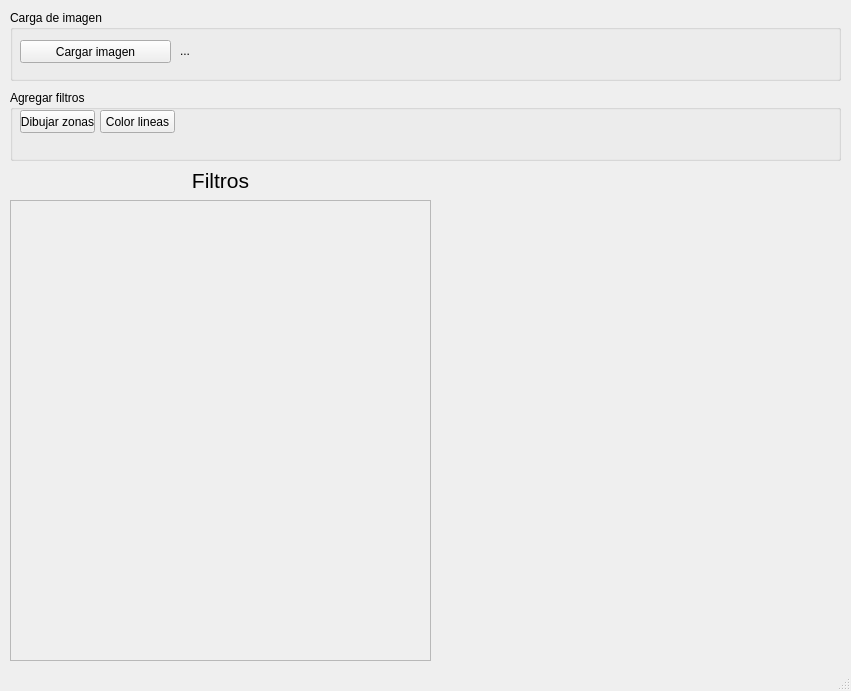
esmendozac/Parking_App, file ParkingManager/QTGraphicInterfaces/DynamicMainInterface.ui: the form before one commit.
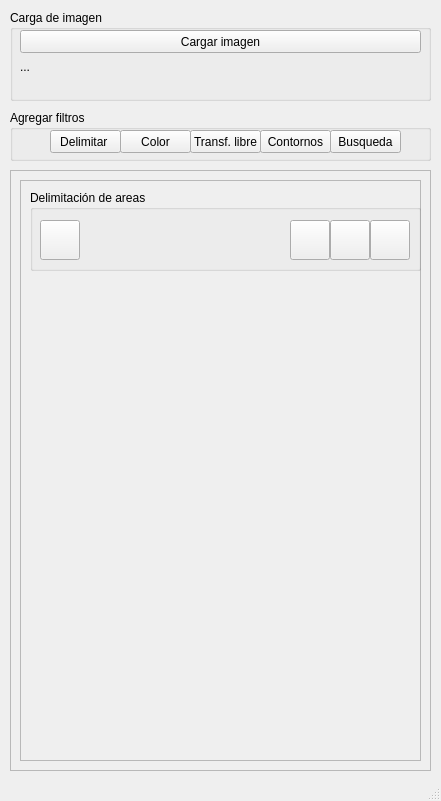
The form after the commit. Icons and pictures are not drawn.

Commit message:
Mejora en la creación de filtros, se comienza a delegar la responsabilidad de procesamiento a la clase filtro y se quita del modelo de imagen.
Creación de interface para los filtros, con el fin de garantizar la funcionalidad base

Mejora el tratamiento de las excepciones

What changed in the file:
```diff
--- a/ParkingManager/QTGraphicInterfaces/DynamicMainInterface.ui
+++ b/ParkingManager/QTGraphicInterfaces/DynamicMainInterface.ui
@@ -6,8 +6,8 @@
    <rect>
     <x>0</x>
     <y>0</y>
-    <width>851</width>
-    <height>691</height>
+    <width>441</width>
+    <height>801</height>
    </rect>
   </property>
   <property name="windowTitle">
@@ -19,8 +19,8 @@
      <rect>
       <x>10</x>
       <y>10</y>
-      <width>831</width>
-      <height>71</height>
+      <width>421</width>
+      <height>91</height>
      </rect>
     </property>
     <property name="title">
@@ -30,8 +30,8 @@
      <property name="geometry">
       <rect>
        <x>10</x>
-       <y>30</y>
-       <width>151</width>
+       <y>20</y>
+       <width>401</width>
        <height>23</height>
       </rect>
      </property>
@@ -42,24 +42,27 @@
     <widget class="QLabel" name="lbl_load_image">
      <property name="geometry">
       <rect>
-       <x>170</x>
-       <y>30</y>
-       <width>601</width>
-       <height>21</height>
+       <x>10</x>
+       <y>50</y>
+       <width>391</width>
+       <height>31</height>
       </rect>
      </property>
      <property name="text">
       <string>...</string>
      </property>
+     <property name="alignment">
+      <set>Qt::AlignLeading|Qt::AlignLeft|Qt::AlignTop</set>
+     </property>
     </widget>
    </widget>
    <widget class="QScrollArea" name="scrollArea_filters">
     <property name="geometry">
      <rect>
       <x>10</x>
-      <y>200</y>
+      <y>170</y>
       <width>421</width>
-      <height>461</height>
+      <height>601</height>
      </rect>
     </property>
     <property name="widgetResizable">
@@ -74,19 +77,201 @@
        <x>0</x>
        <y>0</y>
        <width>419</width>
-       <height>459</height>
+       <height>599</height>
       </rect>
      </property>
-     <layout class="QGridLayout" name="gridLayout"/>
+     <layout class="QGridLayout" name="gridLayout">
+      <item row="0" column="0">
+       <widget class="QFrame" name="da_frame">
+        <property name="enabled">
+         <bool>true</bool>
+        </property>
+        <property name="frameShape">
+         <enum>QFrame::StyledPanel</enum>
+        </property>
+        <property name="frameShadow">
+         <enum>QFrame::Raised</enum>
+        </property>
+        <widget class="QGroupBox" name="da_group">
+         <property name="geometry">
+          <rect>
+           <x>10</x>
+           <y>10</y>
+           <width>391</width>
+           <height>81</height>
+          </rect>
+         </property>
+         <property name="title">
+          <string>Delimitación de areas</string>
+         </property>
+         <widget class="QPushButton" name="da_btn_clear">
+          <property name="geometry">
+           <rect>
+            <x>300</x>
+            <y>30</y>
+            <width>40</width>
+            <height>40</height>
+           </rect>
+          </property>
+          <property name="minimumSize">
+           <size>
+            <width>40</width>
+            <height>40</height>
+           </size>
+          </property>
+          <property name="maximumSize">
+           <size>
+            <width>40</width>
+            <height>40</height>
+           </size>
+          </property>
+          <property name="toolTip">
+           <string>&lt;html&gt;&lt;head/&gt;&lt;body&gt;&lt;p&gt;Limpiar&lt;/p&gt;&lt;/body&gt;&lt;/html&gt;</string>
+          </property>
+          <property name="text">
+           <string/>
+          </property>
+          <property name="icon">
+           <iconset>
+            <normaloff>../icons/limpiar.png</normaloff>../icons/limpiar.png</iconset>
+          </property>
+          <property name="iconSize">
+           <size>
+            <width>32</width>
+            <height>32</height>
+           </size>
+          </property>
+         </widget>
+         <widget class="QPushButton" name="da_btn_coordinates">
+          <property name="geometry">
+           <rect>
+            <x>10</x>
+            <y>30</y>
+            <width>40</width>
+            <height>40</height>
+           </rect>
+          </property>
+          <property name="minimumSize">
+           <size>
+            <width>40</width>
+            <height>40</height>
+           </size>
+          </property>
+          <property name="maximumSize">
+           <size>
+            <width>40</width>
+            <height>40</height>
+           </size>
+          </property>
+          <property name="toolTip">
+           <string>&lt;html&gt;&lt;head/&gt;&lt;body&gt;&lt;p&gt;Dibujar coordenadas&lt;/p&gt;&lt;/body&gt;&lt;/html&gt;</string>
+          </property>
+          <property name="styleSheet">
+           <string notr="true">border-color: rgb(255, 85, 0);</string>
+          </property>
+          <property name="text">
+           <string/>
+          </property>
+          <property name="icon">
+           <iconset>
+            <normaloff>../icons/coordenadas.png</normaloff>../icons/coordenadas.png</iconset>
+          </property>
+          <property name="iconSize">
+           <size>
+            <width>36</width>
+            <height>36</height>
+           </size>
+          </property>
+         </widget>
+         <widget class="QPushButton" name="da_btn_view">
+          <property name="geometry">
+           <rect>
+            <x>260</x>
+            <y>30</y>
+            <width>40</width>
+            <height>40</height>
+           </rect>
+          </property>
+          <property name="minimumSize">
+           <size>
+            <width>40</width>
+            <height>40</height>
+           </size>
+          </property>
+          <property name="maximumSize">
+           <size>
+            <width>40</width>
+            <height>40</height>
+           </size>
+          </property>
+          <property name="toolTip">
+           <string>&lt;html&gt;&lt;head/&gt;&lt;body&gt;&lt;p&gt;Ver imagen&lt;/p&gt;&lt;/body&gt;&lt;/html&gt;</string>
+          </property>
+          <property name="text">
+           <string/>
+          </property>
+          <property name="icon">
+           <iconset>
+            <normaloff>../icons/ver.png</normaloff>../icons/ver.png</iconset>
+          </property>
+          <property name="iconSize">
+           <size>
+            <width>32</width>
+            <height>32</height>
+           </size>
+          </property>
+         </widget>
+         <widget class="QPushButton" name="da_btn_delete">
+          <property name="geometry">
+           <rect>
+            <x>340</x>
+            <y>30</y>
+            <width>40</width>
+            <height>40</height>
+           </rect>
+          </property>
+          <property name="minimumSize">
+           <size>
+            <width>40</width>
+            <height>40</height>
+           </size>
+          </property>
+          <property name="maximumSize">
+           <size>
+            <width>40</width>
+            <height>40</height>
+           </size>
+          </property>
+          <property name="toolTip">
+           <string>&lt;html&gt;&lt;head/&gt;&lt;body&gt;&lt;p&gt;Limpiar&lt;/p&gt;&lt;/body&gt;&lt;/html&gt;</string>
+          </property>
+          <property name="text">
+           <string/>
+          </property>
+          <property name="icon">
+           <iconset>
+            <normaloff>../icons/eliminar.png</normaloff>../icons/eliminar.png</iconset>
+          </property>
+          <property name="iconSize">
+           <size>
+            <width>32</width>
+            <height>32</height>
+           </size>
+          </property>
+         </widget>
+        </widget>
+       </widget>
+      </item>
+     </layout>
     </widget>
    </widget>
    <widget class="QGroupBox" name="gbr_add_filter">
     <property name="geometry">
      <rect>
       <x>10</x>
-      <y>90</y>
-      <width>831</width>
-      <height>71</height>
+      <y>110</y>
+      <width>421</width>
+      <height>51</height>
      </rect>
     </property>
     <property name="title">
@@ -98,52 +283,68 @@
     <widget class="QPushButton" name="btn_draw_zones">
      <property name="geometry">
       <rect>
-       <x>10</x>
+       <x>40</x>
        <y>20</y>
-       <width>75</width>
+       <width>71</width>
        <height>23</height>
       </rect>
      </property>
      <property name="text">
-      <string>Dibujar zonas</string>
+      <string>Delimitar </string>
      </property>
     </widget>
     <widget class="QPushButton" name="btn_color_lines">
      <property name="geometry">
       <rect>
-       <x>90</x>
+       <x>110</x>
        <y>20</y>
-       <width>75</width>
+       <width>71</width>
        <height>23</height>
       </rect>
      </property>
      <property name="text">
-      <string>Color lineas</string>
+      <string>Color</string>
      </property>
     </widget>
-   </widget>
-   <widget class="QLabel" name="lbl_filters">
-    <property name="geometry">
-     <rect>
-      <x>160</x>
-      <y>170</y>
-      <width>121</width>
-      <height>21</height>
-     </rect>
-    </property>
-    <property name="font">
-     <font>
-      <pointsize>16</pointsize>
-      <weight>50</weight>
-      <bold>false</bold>
-     </font>
-    </property>
-    <property name="text">
-     <string>Filtros</string>
-    </property>
-    <property name="alignment">
-     <set>Qt::AlignCenter</set>
-    </property>
+    <widget class="QPushButton" name="btn_transformation">
+     <property name="geometry">
+      <rect>
+       <x>180</x>
+       <y>20</y>
+       <width>71</width>
+       <height>23</height>
+      </rect>
+     </property>
+     <property name="text">
+      <string>Transf. libre</string>
+     </property>
+    </widget>
+    <widget class="QPushButton" name="btn_contours">
+     <property name="geometry">
+      <rect>
+       <x>250</x>
+       <y>20</y>
+       <width>71</width>
+       <height>23</height>
+      </rect>
+     </property>
+     <property name="text">
+      <string>Contornos</string>
+     </property>
+    </widget>
+    <widget class="QPushButton" name="btn_search">
+     <property name="geometry">
+      <rect>
+       <x>320</x>
+       <y>20</y>
+       <width>71</width>
+       <height>23</height>
+      </rect>
+     </property>
+     <property name="text">
+      <string>Busqueda</string>
+     </property>
+    </widget>
    </widget>
   </widget>
   <widget class="QStatusBar" name="statusbar"/>
```
Left out of the diff: 4 changed lines with no effect on the pictures. The commit also changes 23 other files.
